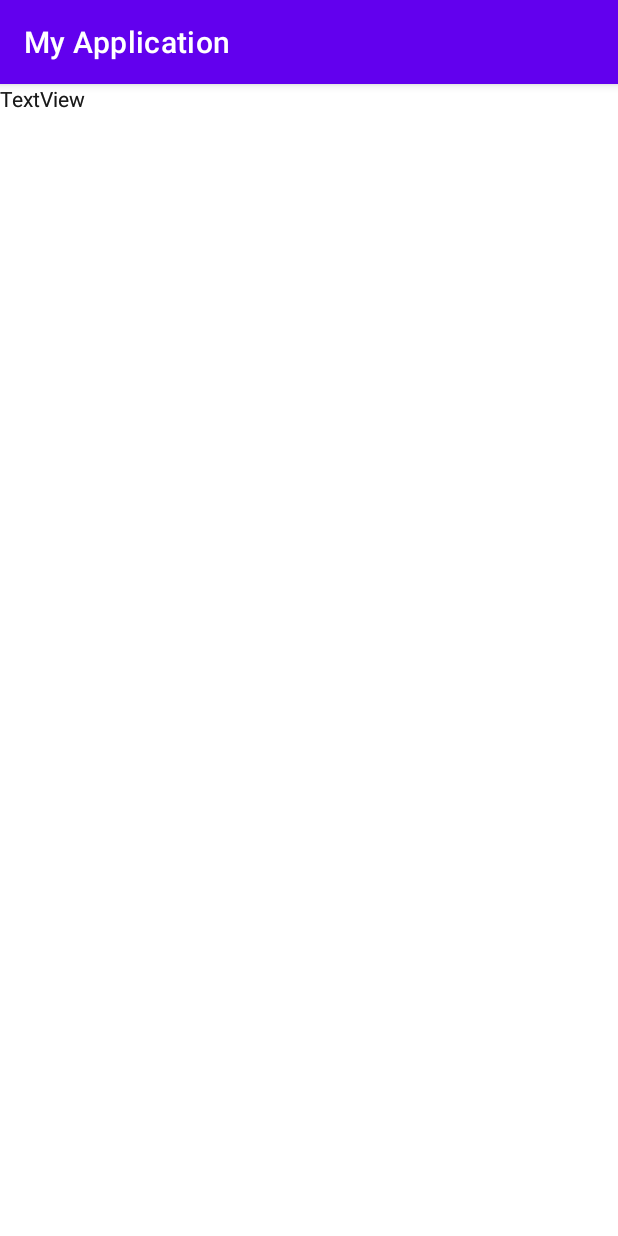
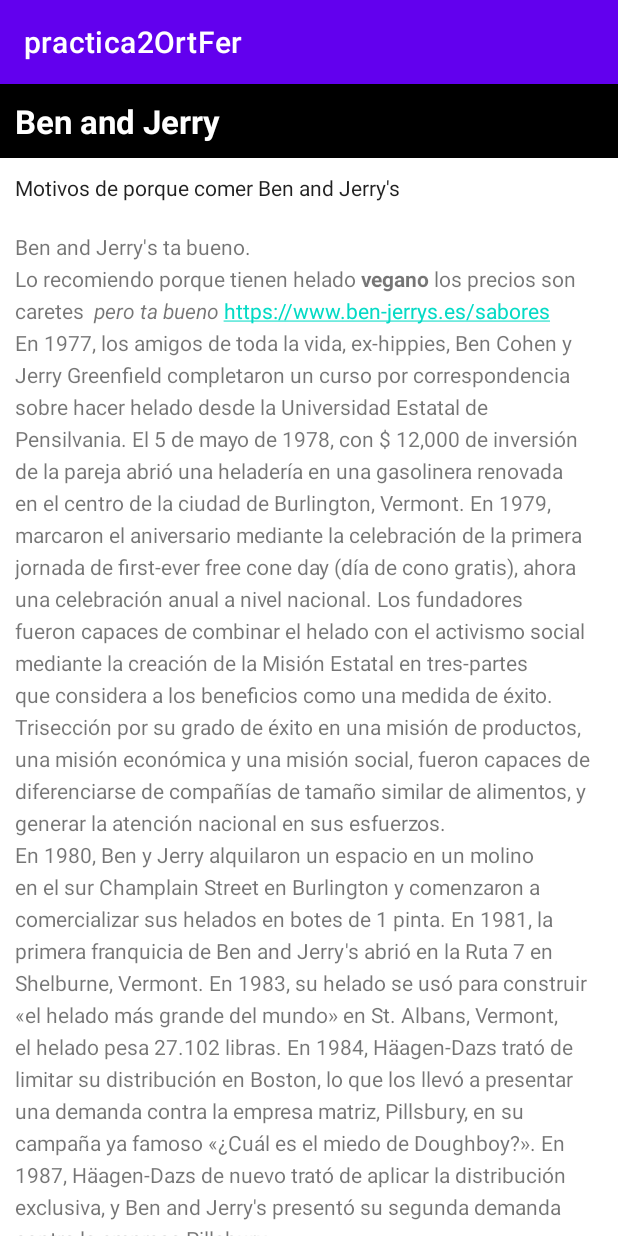
Before and after one commit to a20ferortvaq/practica-1_uf1_m08-a20ferortvaq, an Android app: the screen it shows after launch (MainActivity), on a phone screen of 412 x 824 dp. Run offline under Robolectric (Android 15) with nearby library versions, the phone set to English and light mode, and no system bars.

Commit message:
exercici 2 acabat

```diff
--- a/app/src/main/res/layout/activity_main.xml
+++ b/app/src/main/res/layout/activity_main.xml
@@ -1,33 +1,44 @@
 <?xml version="1.0" encoding="utf-8"?>
-<androidx.constraintlayout.widget.ConstraintLayout xmlns:android="http://schemas.android.com/apk/res/android"
-    xmlns:app="http://schemas.android.com/apk/res-auto"
+<RelativeLayout xmlns:android="http://schemas.android.com/apk/res/android"
     xmlns:tools="http://schemas.android.com/tools"
     android:layout_width="match_parent"
     android:layout_height="match_parent"
     tools:context=".MainActivity">
 
     <TextView
-        android:id="@+id/textView"
+        android:id="@+id/titol"
+        android:layout_width="match_parent"
+        android:layout_height="wrap_content"
+        android:background="@color/black"
+        android:textColor="@color/white"
+        android:padding="@dimen/padding_regular"
+        android:textAppearance="@android:style/TextAppearance.DeviceDefault.Large"
+        android:textStyle="bold"
+        android:text="@string/titol"
+        />
+
+    <TextView
+        android:id="@+id/subtitol"
+        android:layout_width="match_parent"
+        android:layout_height="wrap_content"
+        android:layout_below="@id/titol"
+        android:padding="@dimen/padding_regular"
+        android:text="@string/subtitol"
+        android:textAppearance="@android:style/TextAppearance.DeviceDefault" />
+
+    <ScrollView
         android:layout_width="wrap_content"
         android:layout_height="wrap_content"
-        android:text="TextView"
-        tools:layout_editor_absoluteX="176dp"
-        tools:layout_editor_absoluteY="109dp" />
+        android:layout_below="@id/subtitol">
 
-    <TextView
-        android:id="@+id/textView2"
-        android:layout_width="wrap_content"
-        android:layout_height="wrap_content"
-        android:text="TextView"
-        tools:layout_editor_absoluteX="177dp"
-        tools:layout_editor_absoluteY="186dp" />
-
-    <TextView
-        android:id="@+id/textView3"
-        android:layout_width="wrap_content"
-        android:layout_height="wrap_content"
-        android:text="TextView"
-        tools:layout_editor_absoluteX="181dp"
-        tools:layout_editor_absoluteY="320dp" />
-
-</androidx.constraintlayout.widget.ConstraintLayout>
+        <TextView
+            android:id="@+id/article"
+            android:layout_width="match_parent"
+            android:layout_height="wrap_content"
+            android:layout_below="@id/subtitol"
+            android:autoLink="web"
+            android:lineSpacingExtra="5sp"
+            android:padding="@dimen/padding_regular"
+            android:text="@string/text_article" />
+    </ScrollView>
+</RelativeLayout>
--- /dev/null
+++ b/app/src/main/res/values/dimens.xml
@@ -0,0 +1,4 @@
+<?xml version="1.0" encoding="utf-8"?>
+<resources>
+    <dimen name="padding_regular">10dp</dimen>
+</resources>
--- a/app/src/main/res/values/strings.xml
+++ b/app/src/main/res/values/strings.xml
@@ -1,3 +1,9 @@
 <resources>
-    <string name="app_name">My Application</string>
+    <string name="app_name">practica2OrtFer</string>
+    <string name="titol">Ben and Jerry</string>
+    <string name="subtitol">Motivos de porque comer Ben and Jerry\'s</string>
+    <string name="text_article">Ben and Jerry\'s ta bueno.\nLo recomiendo porque tienen helado <b>vegano</b> los precios son caretes <i> pero ta bueno</i> https://www.ben-jerrys.es/sabores
+    \nEn 1977, los amigos de toda la vida, ex-hippies, Ben Cohen y Jerry Greenfield completaron un curso por correspondencia sobre hacer helado desde la Universidad Estatal de Pensilvania. El 5 de mayo de 1978, con $ 12,000 de inversión de la pareja abrió una heladería en una gasolinera renovada en el centro de la ciudad de Burlington, Vermont. En 1979, marcaron el aniversario mediante la celebración de la primera jornada de first-ever free cone day (día de cono gratis), ahora una celebración anual a nivel nacional.
+Los fundadores fueron capaces de combinar el helado con el activismo social mediante la creación de la Misión Estatal en tres-partes que considera a los beneficios como una medida de éxito. Trisección por su grado de éxito en una misión de productos, una misión económica y una misión social, fueron capaces de diferenciarse de compañías de tamaño similar de alimentos, y generar la atención nacional en sus esfuerzos.
+        \nEn 1980, Ben y Jerry alquilaron un espacio en un molino en el sur Champlain Street en Burlington y comenzaron a comercializar sus helados en botes de 1 pinta. En 1981, la primera franquicia de Ben and Jerry's abrió en la Ruta 7 en Shelburne, Vermont. En 1983, su helado se usó para construir «el helado más grande del mundo» en St. Albans, Vermont, el helado pesa 27.102 libras. En 1984, Häagen-Dazs trató de limitar su distribución en Boston, lo que los llevó a presentar una demanda contra la empresa matriz, Pillsbury, en su campaña ya famoso «¿Cuál es el miedo de Doughboy?». En 1987, Häagen-Dazs de nuevo trató de aplicar la distribución exclusiva, y Ben and Jerry's presentó su segunda demanda contra la empresa Pillsbury</string>
 </resources>
```
